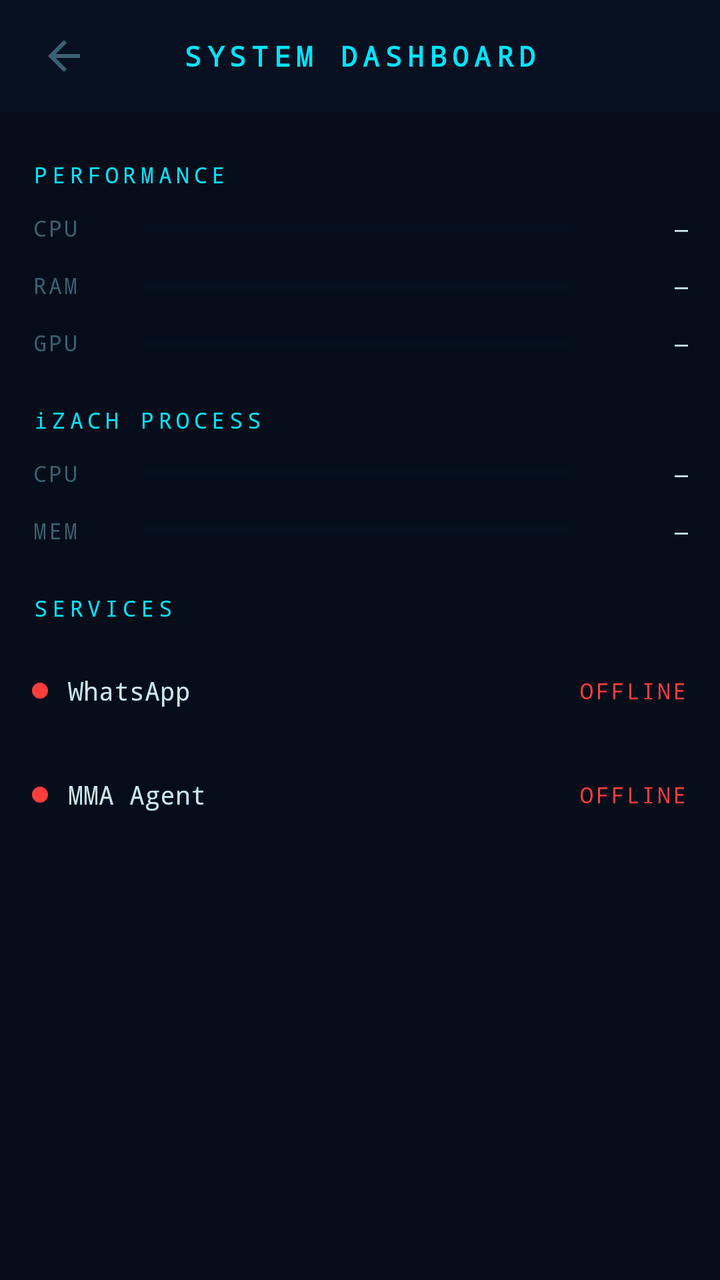
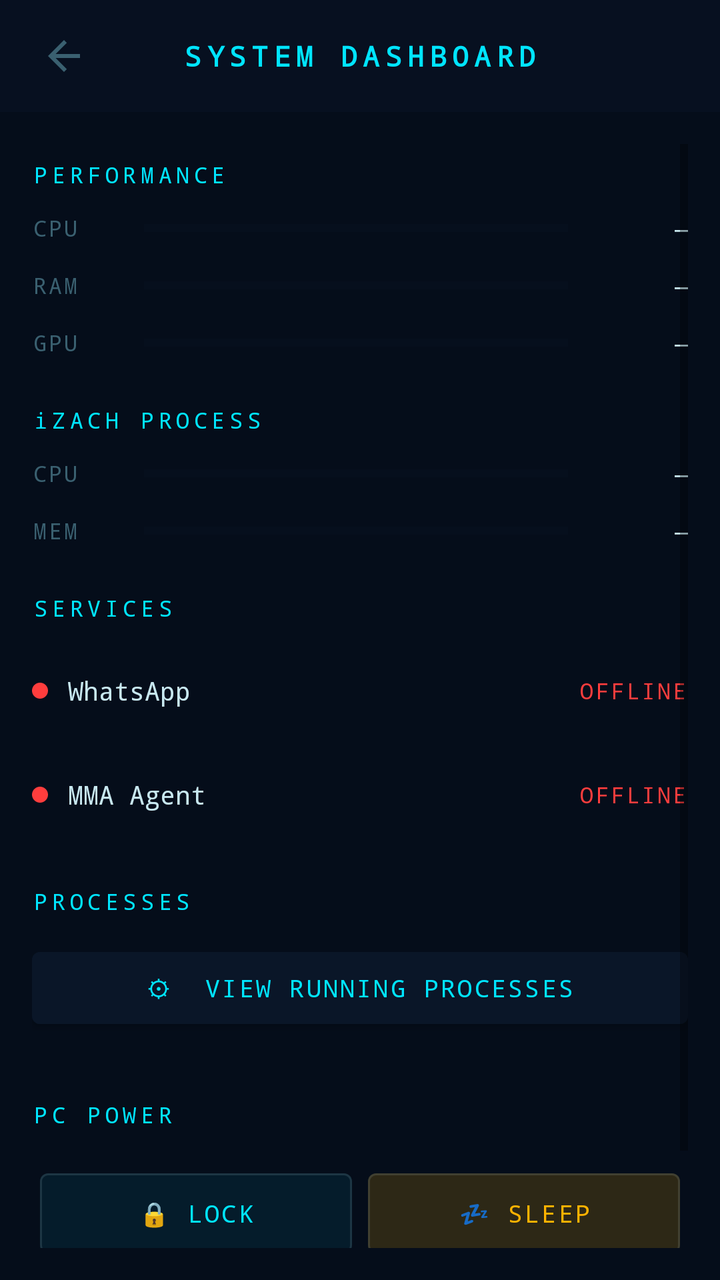

Before-and-after screenshots of an Android layout around one commit, followed by the original layout XML and the change that was made.
<!-- AndroidManifest.xml: application theme Theme.iZACH -->
<!-- res/layout/activity_system_dashboard.xml -->
<?xml version="1.0" encoding="utf-8"?>
<LinearLayout xmlns:android="http://schemas.android.com/apk/res/android"
    android:layout_width="match_parent"
    android:layout_height="match_parent"
    android:orientation="vertical"
    android:background="@color/bg_deep">

    <LinearLayout android:id="@+id/topBar"
        android:layout_width="match_parent" android:layout_height="wrap_content"
        android:minHeight="56dp" android:background="@color/bg_panel"
        android:orientation="horizontal" android:gravity="center_vertical"
        android:paddingHorizontal="8dp">
        <ImageButton android:id="@+id/btnBack"
            android:layout_width="48dp" android:layout_height="48dp"
            android:background="?attr/selectableItemBackgroundBorderless"
            android:src="@drawable/ic_back" android:contentDescription="Back" />
        <TextView android:layout_width="0dp" android:layout_height="wrap_content"
            android:layout_weight="1" android:text="SYSTEM DASHBOARD"
            android:textColor="@color/cyan" android:textSize="14sp"
            android:fontFamily="monospace" android:letterSpacing="0.2"
            android:textStyle="bold" android:gravity="center" />
        <View android:layout_width="48dp" android:layout_height="48dp" />
    </LinearLayout>

    <ScrollView android:layout_width="match_parent" android:layout_height="0dp"
        android:layout_weight="1" android:padding="16dp">
        <LinearLayout android:layout_width="match_parent" android:layout_height="wrap_content"
            android:orientation="vertical">

            
            <TextView android:layout_width="match_parent" android:layout_height="wrap_content"
                android:text="PERFORMANCE"
                android:textColor="@color/cyan" android:textSize="11sp"
                android:fontFamily="monospace" android:letterSpacing="0.2"
                android:layout_marginBottom="12dp" android:layout_marginTop="8dp" />

            
            <LinearLayout android:layout_width="match_parent" android:layout_height="wrap_content"
                android:orientation="horizontal" android:gravity="center_vertical"
                android:layout_marginBottom="14dp">
                <TextView android:layout_width="56dp" android:layout_height="wrap_content"
                    android:text="CPU" android:textColor="@color/text_sec"
                    android:textSize="11sp" android:fontFamily="monospace" android:letterSpacing="0.1" />
                <ProgressBar android:id="@+id/pbCpu"
                    style="?android:attr/progressBarStyleHorizontal"
                    android:layout_width="0dp" android:layout_height="8dp"
                    android:layout_weight="1" android:max="100"
                    android:progressTint="@color/cyan" android:progressBackgroundTint="@color/bg_card" />
                <TextView android:id="@+id/tvCpu"
                    android:layout_width="52dp" android:layout_height="wrap_content"
                    android:text="—" android:textColor="@color/text_pri"
                    android:textSize="11sp" android:fontFamily="monospace"
                    android:gravity="end" android:layout_marginStart="8dp" />
            </LinearLayout>

            
            <LinearLayout android:layout_width="match_parent" android:layout_height="wrap_content"
                android:orientation="horizontal" android:gravity="center_vertical"
                android:layout_marginBottom="14dp">
                <TextView android:layout_width="56dp" android:layout_height="wrap_content"
                    android:text="RAM" android:textColor="@color/text_sec"
                    android:textSize="11sp" android:fontFamily="monospace" android:letterSpacing="0.1" />
                <ProgressBar android:id="@+id/pbRam"
                    style="?android:attr/progressBarStyleHorizontal"
                    android:layout_width="0dp" android:layout_height="8dp"
                    android:layout_weight="1" android:max="100"
                    android:progressTint="@color/amber" android:progressBackgroundTint="@color/bg_card" />
                <TextView android:id="@+id/tvRam"
                    android:layout_width="52dp" android:layout_height="wrap_content"
                    android:text="—" android:textColor="@color/text_pri"
                    android:textSize="11sp" android:fontFamily="monospace"
                    android:gravity="end" android:layout_marginStart="8dp" />
            </LinearLayout>

            
            <LinearLayout android:layout_width="match_parent" android:layout_height="wrap_content"
                android:orientation="horizontal" android:gravity="center_vertical"
                android:layout_marginBottom="24dp">
                <TextView android:layout_width="56dp" android:layout_height="wrap_content"
                    android:text="GPU" android:textColor="@color/text_sec"
                    android:textSize="11sp" android:fontFamily="monospace" android:letterSpacing="0.1" />
                <ProgressBar android:id="@+id/pbGpu"
                    style="?android:attr/progressBarStyleHorizontal"
                    android:layout_width="0dp" android:layout_height="8dp"
                    android:layout_weight="1" android:max="100"
                    android:progressTint="@color/green_neon" android:progressBackgroundTint="@color/bg_card" />
                <TextView android:id="@+id/tvGpu"
                    android:layout_width="52dp" android:layout_height="wrap_content"
                    android:text="—" android:textColor="@color/text_pri"
                    android:textSize="11sp" android:fontFamily="monospace"
                    android:gravity="end" android:layout_marginStart="8dp" />
            </LinearLayout>

            
            <TextView android:layout_width="match_parent" android:layout_height="wrap_content"
                android:text="iZACH PROCESS"
                android:textColor="@color/cyan" android:textSize="11sp"
                android:fontFamily="monospace" android:letterSpacing="0.2"
                android:layout_marginBottom="12dp" />

            <LinearLayout android:layout_width="match_parent" android:layout_height="wrap_content"
                android:orientation="horizontal" android:gravity="center_vertical"
                android:layout_marginBottom="14dp">
                <TextView android:layout_width="56dp" android:layout_height="wrap_content"
                    android:text="CPU" android:textColor="@color/text_sec"
                    android:textSize="11sp" android:fontFamily="monospace" android:letterSpacing="0.1" />
                <ProgressBar android:id="@+id/pbProcCpu"
                    style="?android:attr/progressBarStyleHorizontal"
                    android:layout_width="0dp" android:layout_height="8dp"
                    android:layout_weight="1" android:max="100"
                    android:progressTint="@color/cyan_dim" android:progressBackgroundTint="@color/bg_card" />
                <TextView android:id="@+id/tvProcCpu"
                    android:layout_width="52dp" android:layout_height="wrap_content"
                    android:text="—" android:textColor="@color/text_pri"
                    android:textSize="11sp" android:fontFamily="monospace"
                    android:gravity="end" android:layout_marginStart="8dp" />
            </LinearLayout>

            <LinearLayout android:layout_width="match_parent" android:layout_height="wrap_content"
                android:orientation="horizontal" android:gravity="center_vertical"
                android:layout_marginBottom="24dp">
                <TextView android:layout_width="56dp" android:layout_height="wrap_content"
                    android:text="MEM" android:textColor="@color/text_sec"
                    android:textSize="11sp" android:fontFamily="monospace" android:letterSpacing="0.1" />
                <ProgressBar android:id="@+id/pbProcMem"
                    style="?android:attr/progressBarStyleHorizontal"
                    android:layout_width="0dp" android:layout_height="8dp"
                    android:layout_weight="1" android:max="100"
                    android:progressTint="@color/cyan_dim" android:progressBackgroundTint="@color/bg_card" />
                <TextView android:id="@+id/tvProcMem"
                    android:layout_width="52dp" android:layout_height="wrap_content"
                    android:text="—" android:textColor="@color/text_pri"
                    android:textSize="11sp" android:fontFamily="monospace"
                    android:gravity="end" android:layout_marginStart="8dp" />
            </LinearLayout>

            
            <TextView android:layout_width="match_parent" android:layout_height="wrap_content"
                android:text="SERVICES"
                android:textColor="@color/cyan" android:textSize="11sp"
                android:fontFamily="monospace" android:letterSpacing="0.2"
                android:layout_marginBottom="12dp" />

            <LinearLayout android:layout_width="match_parent" android:layout_height="44dp"
                android:orientation="horizontal" android:gravity="center_vertical"
                android:layout_marginBottom="8dp">
                <View android:id="@+id/dotWhatsapp"
                    android:layout_width="8dp" android:layout_height="8dp"
                    android:layout_marginEnd="10dp"
                    android:background="@drawable/dot_disconnected" />
                <TextView android:layout_width="0dp" android:layout_height="wrap_content"
                    android:layout_weight="1" android:text="WhatsApp"
                    android:textColor="@color/text_pri" android:textSize="13sp"
                    android:fontFamily="monospace" />
                <TextView android:id="@+id/tvWhatsapp"
                    android:layout_width="wrap_content" android:layout_height="wrap_content"
                    android:text="OFFLINE" android:textColor="@color/red_neon"
                    android:textSize="11sp" android:fontFamily="monospace" android:letterSpacing="0.1" />
            </LinearLayout>

            <LinearLayout android:layout_width="match_parent" android:layout_height="44dp"
                android:orientation="horizontal" android:gravity="center_vertical">
                <View android:id="@+id/dotMma"
                    android:layout_width="8dp" android:layout_height="8dp"
                    android:layout_marginEnd="10dp"
                    android:background="@drawable/dot_disconnected" />
                <TextView android:layout_width="0dp" android:layout_height="wrap_content"
                    android:layout_weight="1" android:text="MMA Agent"
                    android:textColor="@color/text_pri" android:textSize="13sp"
                    android:fontFamily="monospace" />
                <TextView android:id="@+id/tvMma"
                    android:layout_width="wrap_content" android:layout_height="wrap_content"
                    android:text="OFFLINE" android:textColor="@color/red_neon"
                    android:textSize="11sp" android:fontFamily="monospace" android:letterSpacing="0.1" />
            </LinearLayout>

        </LinearLayout>
    </ScrollView>
</LinearLayout>
<!-- resources referenced by this layout -->
<resources>
  <color name="amber">#FFffb300</color>
  <color name="bg_card">#FF0a1628</color>
  <color name="bg_deep">#FF050d1a</color>
  <color name="bg_panel">#FF071020</color>
  <color name="cyan">#FF00e5ff</color>
  <color name="cyan_dim">#FF005060</color>
  <color name="green_neon">#FF1db954</color>
  <color name="red_neon">#FFff3d3d</color>
  <color name="text_pri">#FFc8e8f0</color>
  <color name="text_sec">#FF3a6070</color>
  <!-- drawable dot_disconnected (drawable) -->
  <?xml version="1.0" encoding="utf-8"?>
  <shape xmlns:android="http://schemas.android.com/apk/res/android"
      android:shape="oval">
      <solid android:color="#FFff3d3d" />
  </shape>
  <!-- drawable ic_back (drawable) -->
  <?xml version="1.0" encoding="utf-8"?>
  <vector xmlns:android="http://schemas.android.com/apk/res/android"
      android:width="24dp" android:height="24dp"
      android:viewportWidth="24" android:viewportHeight="24">
      <path android:fillColor="#3a6070"
          android:pathData="M20,11H7.83l5.59,-5.59L12,4l-8,8 8,8 1.41,-1.41L7.83,13H20v-2z"/>
  </vector>
  <style name="Theme.iZACH" parent="Theme.MaterialComponents.DayNight.NoActionBar">
          <item name="colorPrimary">@color/cyan</item>
          <item name="colorPrimaryVariant">@color/cyan_dark</item>
          <item name="colorOnPrimary">@color/bg_deep</item>
          <item name="colorSecondary">@color/cyan_dim</item>
          <item name="colorSurface">@color/bg_panel</item>
          <item name="colorOnSurface">@color/text_pri</item>
          <item name="android:windowBackground">@color/bg_deep</item>
          <item name="android:statusBarColor">@color/bg_panel</item>
          <item name="android:navigationBarColor">@color/bg_panel</item>
      </style>
  <color name="cyan_dark">#FF002030</color>
</resources>

<!-- the commit's change to res/layout/activity_system_dashboard.xml (unified diff, before → after) -->
@@ -174,6 +174,96 @@
                     android:textSize="11sp" android:fontFamily="monospace" android:letterSpacing="0.1" />
             </LinearLayout>
 
+            
+            <TextView android:layout_width="match_parent" android:layout_height="wrap_content"
+                android:text="PROCESSES"
+                android:textColor="@color/cyan" android:textSize="11sp"
+                android:fontFamily="monospace" android:letterSpacing="0.2"
+                android:layout_marginBottom="12dp" android:layout_marginTop="24dp" />
+
+            <Button
+                android:id="@+id/btnViewProcesses"
+                android:layout_width="match_parent"
+                android:layout_height="48dp"
+                android:text="⚙  VIEW RUNNING PROCESSES"
+                android:textColor="@color/cyan"
+                android:backgroundTint="@color/bg_card"
+                android:fontFamily="monospace"
+                android:textSize="12sp"
+                android:layout_marginBottom="8dp" />
+
+            
+            <TextView android:layout_width="match_parent" android:layout_height="wrap_content"
+                android:text="PC POWER"
+                android:textColor="@color/cyan" android:textSize="11sp"
+                android:fontFamily="monospace" android:letterSpacing="0.2"
+                android:layout_marginBottom="12dp" android:layout_marginTop="24dp" />
+
+            <GridLayout
+                android:layout_width="match_parent"
+                android:layout_height="wrap_content"
+                android:columnCount="2"
+                android:rowCount="2"
+                android:useDefaultMargins="false">
+
+                <Button
+                    android:id="@+id/btnPcLock"
+                    android:layout_width="0dp"
+                    android:layout_height="52dp"
+                    android:layout_columnWeight="1"
+                    android:layout_rowWeight="1"
+                    android:text="🔒 LOCK"
+                    android:textColor="@color/cyan"
+                    android:backgroundTint="#15007080"
+                    android:fontFamily="monospace"
+                    android:textSize="12sp"
+                    android:layout_margin="4dp"
+                    style="@style/Widget.MaterialComponents.Button.OutlinedButton" />
+
+                <Button
+                    android:id="@+id/btnPcSleep"
+                    android:layout_width="0dp"
+                    android:layout_height="52dp"
+                    android:layout_columnWeight="1"
+                    android:layout_rowWeight="1"
+                    android:text="💤 SLEEP"
+                    android:textColor="@color/amber"
+                    android:backgroundTint="#15ffb300"
+                    android:fontFamily="monospace"
+                    android:textSize="12sp"
+                    android:layout_margin="4dp"
+                    style="@style/Widget.MaterialComponents.Button.OutlinedButton" />
+
+                <Button
+                    android:id="@+id/btnPcRestart"
+                    android:layout_width="0dp"
+                    android:layout_height="52dp"
+                    android:layout_columnWeight="1"
+                    android:layout_rowWeight="1"
+                    android:text="🔄 RESTART"
+                    android:textColor="@color/green_neon"
+                    android:backgroundTint="#151db954"
+                    android:fontFamily="monospace"
+                    android:textSize="12sp"
+                    android:layout_margin="4dp"
+                    style="@style/Widget.MaterialComponents.Button.OutlinedButton" />
+
+                <Button
+                    android:id="@+id/btnPcShutdown"
+                    android:layout_width="0dp"
+                    android:layout_height="52dp"
+                    android:layout_columnWeight="1"
+                    android:layout_rowWeight="1"
+                    android:text="⏻ SHUTDOWN"
+                    android:textColor="@color/red_neon"
+                    android:backgroundTint="#15ff0000"
+                    android:fontFamily="monospace"
+                    android:textSize="12sp"
+                    android:layout_margin="4dp"
+                    style="@style/Widget.MaterialComponents.Button.OutlinedButton" />
+
+            </GridLayout>
+
         </LinearLayout>
     </ScrollView>
 </LinearLayout>
